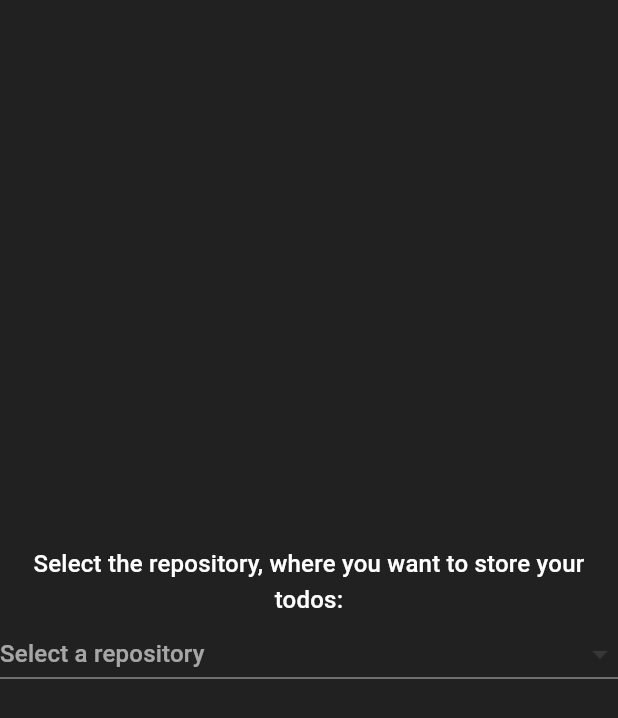
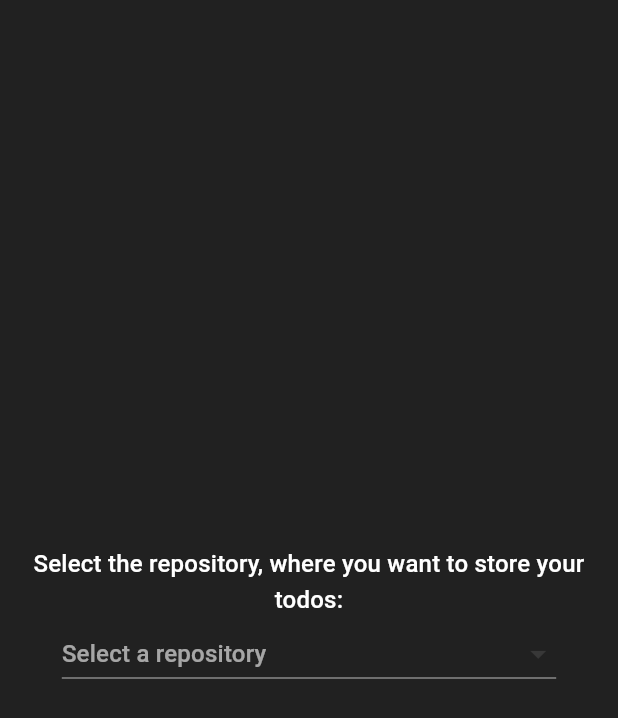
Before and after one commit to RubberDuckCrew/gitdone, a Flutter app: the SettingsView widget shown alone on an empty page, opened directly, on a phone screen of 412 x 824 dp. Shown: the top 718 px of the screen. Run offline on Flutter 3.47's test engine with Material 3 defaults, Android fonts, the phone set to English and light mode, and no system bars; our stand-ins replace flutter_secure_storage, flutter_svg, package_info_plus, shared_preferences; missing offline and left inert: github_flutter; accounts and stored records are empty; network calls fail.

Commit message:
:lipstick: Adjust repository selector width for improved layout

```diff
--- a/lib/ui/settings/settings_view.dart
+++ b/lib/ui/settings/settings_view.dart
@@ -16,7 +16,10 @@ class SettingsView extends StatelessWidget {
             style: Theme.of(context).textTheme.titleMedium,
             textAlign: TextAlign.center,
           ),
-          RepositorySelector(),
+          SizedBox(
+            width: MediaQuery.of(context).size.width * 0.8,
+            child: RepositorySelector(),
+          ),
           Spacer(),
         ],
       ),
```
